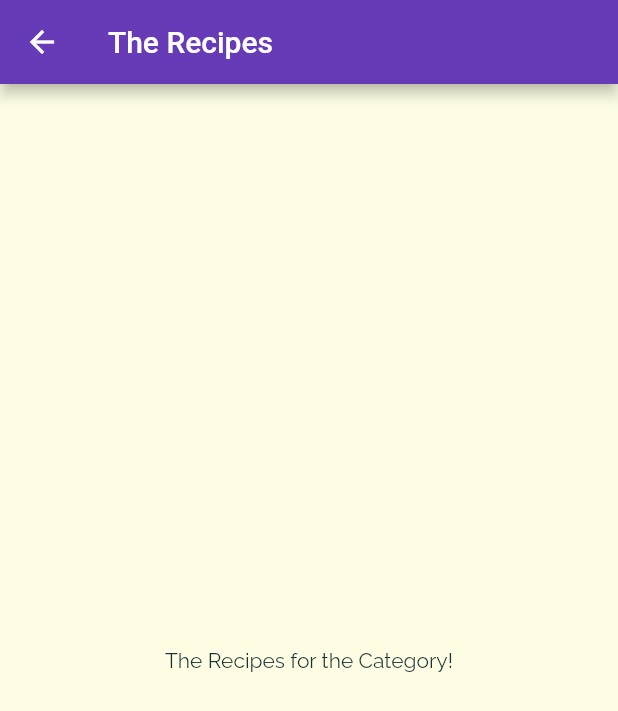
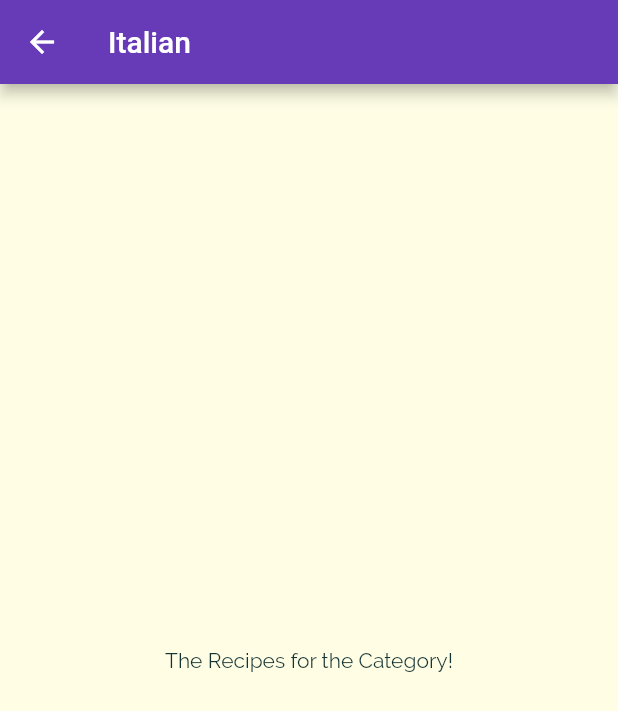
Before and after one commit to phschaefer/meals, a Flutter app: the screen it shows after launch, after a tap on "Italian", on a phone screen of 412 x 824 dp. Shown: the top 711 px of the screen. Run offline on Flutter 3.47's test engine with Material 2 defaults, Android fonts, the phone set to English and light mode, and no system bars.

Commit message:
Passing Data via the Constructor

```diff
--- a/lib/CategoryItem.dart
+++ b/lib/CategoryItem.dart
@@ -2,14 +2,15 @@ import 'package:flutter/material.dart';
 import 'package:meals/screen/categoryMeals.dart';
 
 class CategoryItem extends StatelessWidget {
+  final String id;
   final String title;
   final Color color;
 
-  CategoryItem(this.title, this.color);
+  CategoryItem(this.id, this.title, this.color);
 
   void selectCategory(BuildContext context) {
     Navigator.of(context).push(MaterialPageRoute(builder: (_) {
-      return const CategoryMeals();
+      return CategoryMeals(id, title);
     }));
   }
 
--- a/lib/screen/categories.dart
+++ b/lib/screen/categories.dart
@@ -1,6 +1,6 @@
 import 'package:flutter/material.dart';
+import 'package:meals/CategoryItem.dart';
 import 'package:meals/data/dummy_data.dart';
-import 'package:meals/CategoryItem.dart';
 
 class Categories extends StatelessWidget {
   const Categories({Key? key}) : super(key: key);
@@ -18,8 +18,10 @@ class Categories extends StatelessWidget {
             crossAxisSpacing: 20,
             mainAxisSpacing: 20),
         children: DUMMY_CATEGORIES
-            .map((categorie) => CategoryItem(categorie.title, categorie.color))
-            .toList(),
+            .map(
+              (categorie) =>
+                  CategoryItem(categorie.id, categorie.title, categorie.color),
+            ).toList(),
       ),
     );
   }
--- a/lib/screen/categoryMeals.dart
+++ b/lib/screen/categoryMeals.dart
@@ -1,13 +1,17 @@
 import 'package:flutter/material.dart';
 
 class CategoryMeals extends StatelessWidget {
-  const CategoryMeals({Key? key}) : super(key: key);
+  final String categoryId;
+  final String categoryTitle;
+
+
+  CategoryMeals(this.categoryId, this.categoryTitle);
 
   @override
   Widget build(BuildContext context) {
     return Scaffold(
       appBar: AppBar(
-        title: const Text('The Recipes'),
+        title: Text(categoryTitle),
       ),
       body: const Center(
         child: Text('The Recipes for the Category!'),
```
Also changed, not shown: assets/fonts/Raleway-Black.ttf (added), assets/fonts/Raleway-Bold.ttf (added), assets/fonts/Raleway-Regular.ttf (added), assets/fonts/RobotoCondensed-Bold.ttf (added), assets/fonts/RobotoCondensed-Italic.ttf (added), assets/fonts/RobotoCondensed-Light.ttf (added), assets/fonts/RobotoCondensed-Regular.ttf (added).
